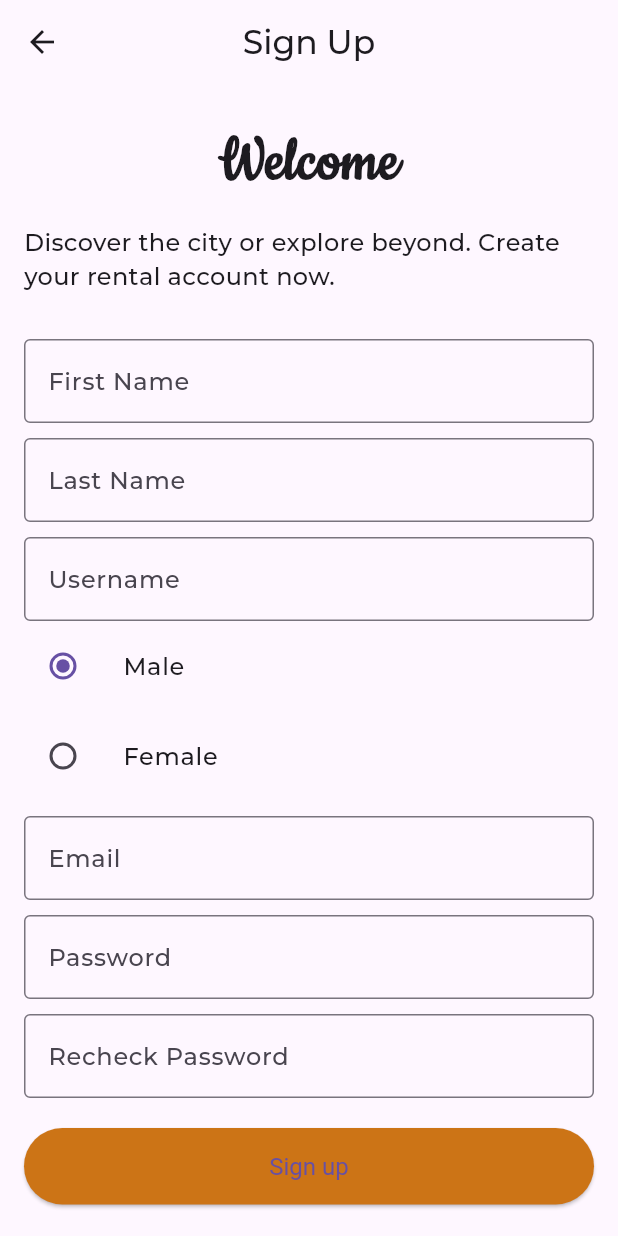
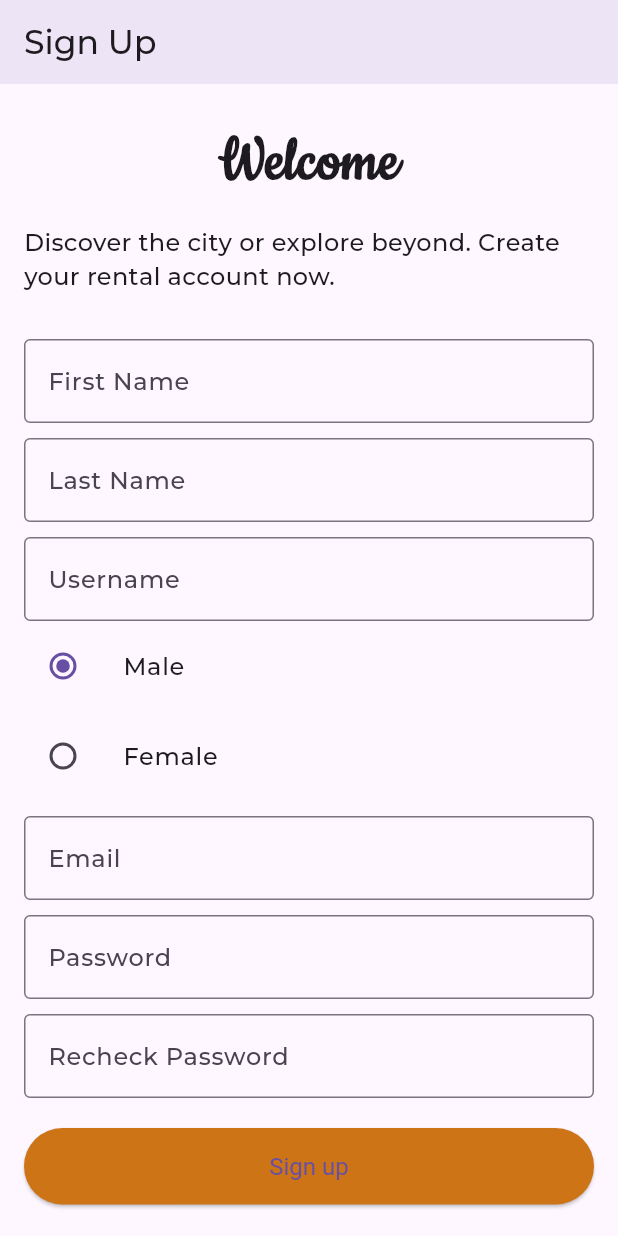
Before and after one commit to MahinSojitra/mvrs-multi-vehicle-rental-system, a Flutter app: the screen it shows after launch, after a tap on "Don't have an account? Sign up here", on a phone screen of 412 x 824 dp. Run offline on Flutter 3.47's test engine with Material 3 defaults, Android fonts, the phone set to English and light mode, and no system bars; our stand-ins replace flutter_svg.

Commit message:
update login_page.dart = 'UI changes' | create forget_password_page.dart

```diff
--- a/mvrs/lib/auth/login_page.dart
+++ b/mvrs/lib/auth/login_page.dart
@@ -1,8 +1,5 @@
 import 'package:flutter/material.dart';
 import 'package:flutter_svg/flutter_svg.dart';
-import 'package:mvrs/auth/forgot_password.dart';
-import 'package:mvrs/auth/signup_page.dart';
-import 'package:mvrs/info/about.dart';
 
 class LoginPage extends StatefulWidget {
   const LoginPage({super.key});
@@ -26,28 +23,21 @@ class _LoginPageState extends State<LoginPage> {
   @override
   Widget build(BuildContext context) {
     return Scaffold(
-      appBar: AppBar(
-        backgroundColor: Colors.transparent,
-        elevation: 0,
-        title: Text('Multi Vehicle Rental System'),
+      body: Padding(
+        padding: const EdgeInsets.all(16.0),
+        child: Center(
+          child: Card(
+            elevation: 7,
+            shape: RoundedRectangleBorder(
+              borderRadius: BorderRadius.circular(15.0),
+              side: BorderSide(
+                color: Colors.purple,
+                width: 3.0,
               ),
-      drawer: Drawer(
-          child: ListView(
-        children: [
-          ListTile(
-            title: const Text('About'),
-            onTap: () {
-              setState(() {
-                Navigator.push(context,
-                    MaterialPageRoute(builder: (context) => AboutPage()));
-              });
-            },
             ),
-        ],
-      )),
-      body: Center(
             child: Padding(
               padding: const EdgeInsets.all(16.0),
+              child: SingleChildScrollView(
                 child: Column(
                   mainAxisAlignment: MainAxisAlignment.center,
                   children: <Widget>[
@@ -59,15 +49,15 @@ class _LoginPageState extends State<LoginPage> {
                         )),
                     SizedBox(height: 20),
                     Text(
-                'Welcome!',
+                      'Welcome back!',
                       style: TextStyle(
-                  fontSize: 65,
+                        fontSize: 45,
                         fontFamily: "Cookie",
                       ),
                     ),
                     SizedBox(height: 10),
                     Text(
-                'Travel and live the new experience of rent the vehicles from our home',
+                      'Travel and live the new experience of rent the vehicle from your home',
                       textAlign: TextAlign.center,
                       style: TextStyle(fontSize: 16),
                     ),
@@ -83,7 +73,7 @@ class _LoginPageState extends State<LoginPage> {
                           borderSide: BorderSide(color: Colors.grey[800]!),
                         ),
                         focusedBorder: OutlineInputBorder(
-                    borderSide: BorderSide(color: Colors.blue),
+                          borderSide: BorderSide(color: Colors.purple),
                         ),
                       ),
                     ),
@@ -101,7 +91,7 @@ class _LoginPageState extends State<LoginPage> {
                           borderSide: BorderSide(color: Colors.grey[800]!),
                         ),
                         focusedBorder: OutlineInputBorder(
-                    borderSide: BorderSide(color: Colors.blue),
+                          borderSide: BorderSide(color: Colors.purple),
                         ),
                         suffixIcon: IconButton(
                           icon: Icon(
@@ -126,7 +116,8 @@ class _LoginPageState extends State<LoginPage> {
                       child: TextButton(
                         style: TextButton.styleFrom(),
                         onPressed: () {
-                    Navigator.push(context, MaterialPageRoute(builder: (context)=>ForgotPage()));
+                          // Handle forgot password
+                          Navigator.pushNamed(context, "/forget-password");
                         },
                         child: Text('Forgot your password?'),
                       ),
@@ -148,18 +139,17 @@ class _LoginPageState extends State<LoginPage> {
                           side: BorderSide(color: Colors.blueAccent, width: 2),
                           borderRadius: BorderRadius.circular(10),
                         ),
-                  padding: EdgeInsets.symmetric(horizontal: 100, vertical: 15),
+                        padding:
+                            EdgeInsets.symmetric(horizontal: 100, vertical: 15),
                         textStyle: TextStyle(fontSize: 18),
                       ),
                       child: Text('Sign in'),
                     ),
                     SizedBox(height: 20),
-              ElevatedButton(
+                    TextButton(
                       onPressed: () {
-                  Navigator.push(
-                    context,
-                    MaterialPageRoute(builder: (context) => SignUpPage()),
-                  );
+                        // Handle sign up
+                        Navigator.pushReplacementNamed(context, "/signup");
                       },
                       child: Text("Don't have an account? Sign up here"),
                     ),
@@ -167,6 +157,9 @@ class _LoginPageState extends State<LoginPage> {
                 ),
               ),
             ),
+          ),
+        ),
+      ),
     );
   }
 }
--- a/mvrs/lib/auth/signup_page.dart
+++ b/mvrs/lib/auth/signup_page.dart
@@ -2,7 +2,7 @@
 
 import 'package:flutter/material.dart';
 import 'package:mvrs/auth/login_page.dart';
-import 'package:mvrs/info/about.dart'; // Ensure this path is correct
+// import 'package:mvrs/info/about.dart'; // Ensure this path is correct
 
 class SignUpPage extends StatefulWidget {
   const SignUpPage({super.key});
@@ -31,8 +31,9 @@ class _SignUpPageState extends State<SignUpPage> {
   Widget build(BuildContext context) {
     return Scaffold(
       appBar: AppBar(
+        backgroundColor: Colors.transparent,
+        elevation: 7,
         title: Text("Sign Up"),
-        centerTitle: true,
       ),
       body: SingleChildScrollView(
         padding: const EdgeInsets.symmetric(horizontal: 16.0, vertical: 10.0),
@@ -46,7 +47,8 @@ class _SignUpPageState extends State<SignUpPage> {
                 style: TextStyle(
                   fontSize: 45,
                   fontFamily: "Cookie",
-                  fontWeight: FontWeight.bold, // Optional: for better readability
+                  fontWeight:
+                      FontWeight.bold, // Optional: for better readability
                 ),
               ),
             ),
--- a/mvrs/lib/main.dart
+++ b/mvrs/lib/main.dart
@@ -1,5 +1,7 @@
 import 'package:flutter/material.dart';
+import 'package:mvrs/auth/forgot_password_page.dart';
 import 'package:mvrs/auth/login_page.dart';
+import 'package:mvrs/auth/signup_page.dart';
 // import 'package:mvrs/auth/signup_page.dart';
 
 void main() {
@@ -17,7 +19,12 @@
         fontFamily: "Montserrat",
       ),
       debugShowCheckedModeBanner: false,
-      home: LoginPage(),
+      initialRoute: "/",
+      routes: {
+        "/": (context) => LoginPage(),
+        "/signup": (context) => SignUpPage(),
+        "/forget-password": (context) => ForgetPasswordPage(),
+      },
     );
   }
 }
```
Also changed, not shown: mvrs/lib/auth/forgot_password.dart (deleted, +0 -19 lines), mvrs/lib/auth/forgot_password_page.dart (added, +21 -0 lines), mvrs/lib/info/about.dart (deleted, +0 -21 lines). Lines whose indentation alone changed are shown as unchanged.
